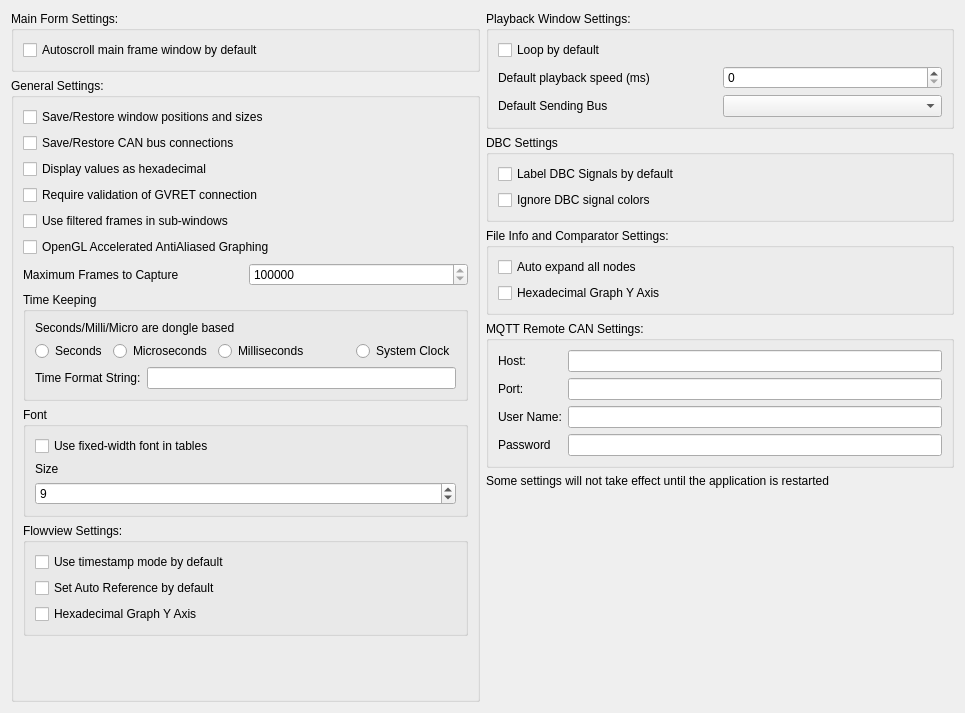
Qt form ui/mainsettingsdialog.ui (collin80/SavvyCAN) before a commit.
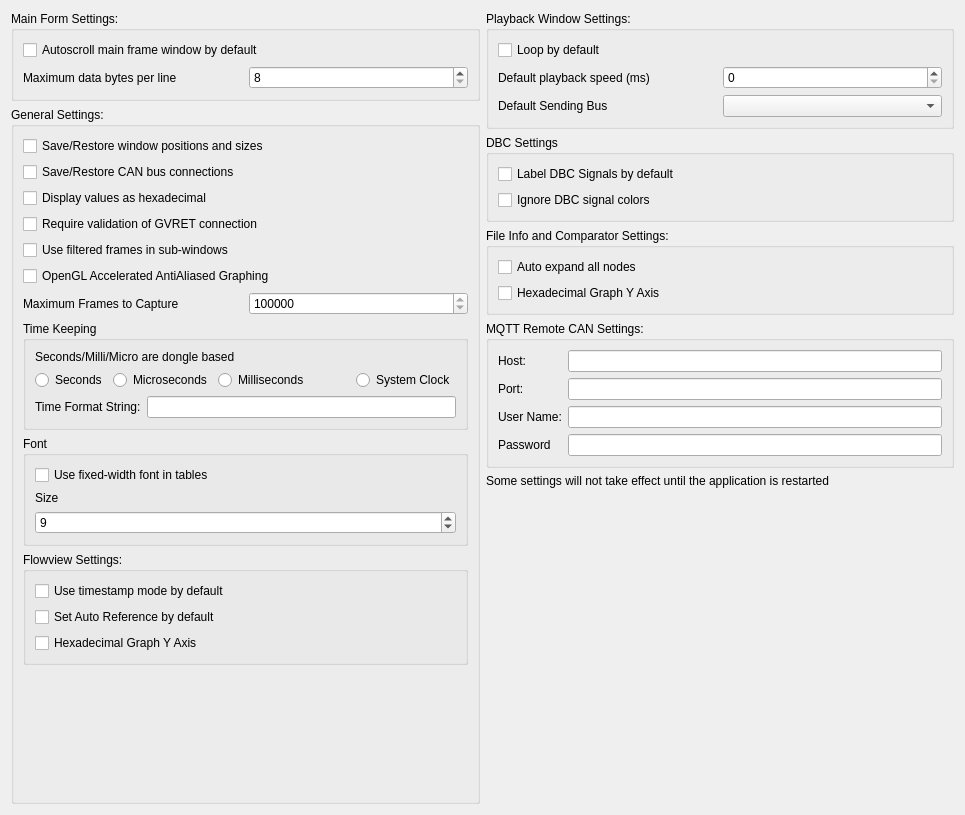
The same form after that commit.

Commit message: Added a setting that allows for limiting the number of bytes per line. This is useful if you have a 1920x1080 monitor or smaller resolution but you want to capture 64 byte payloads. The default is 8 bytes but usually 16 bytes is fine.

The edit to the form file:
```diff
--- a/ui/mainsettingsdialog.ui
+++ b/ui/mainsettingsdialog.ui
@@ -7,7 +7,7 @@
     <x>0</x>
     <y>0</y>
     <width>965</width>
-    <height>713</height>
+    <height>815</height>
    </rect>
   </property>
   <property name="windowTitle">
@@ -29,6 +29,30 @@
           </property>
          </widget>
         </item>
+        <item>
+         <layout class="QHBoxLayout" name="horizontalLayout_7">
+          <item>
+           <widget class="QLabel" name="label_12">
+            <property name="text">
+             <string>Maximum data bytes per line</string>
+            </property>
+           </widget>
+          </item>
+          <item>
+           <widget class="QSpinBox" name="spinBytesPerLine">
+            <property name="minimum">
+             <number>8</number>
+            </property>
+            <property name="maximum">
+             <number>64</number>
+            </property>
+            <property name="singleStep">
+             <number>8</number>
+            </property>
+           </widget>
+          </item>
+         </layout>
+        </item>
        </layout>
       </widget>
      </item>
```
The commit also changes 4 other files.
